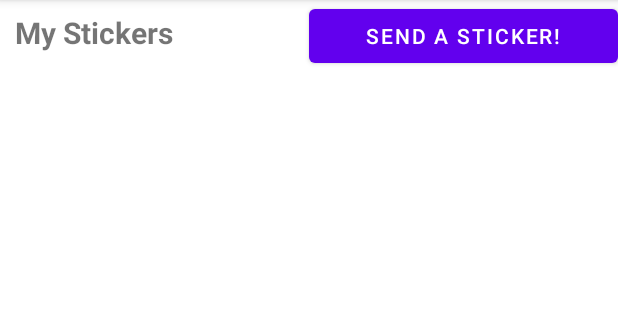
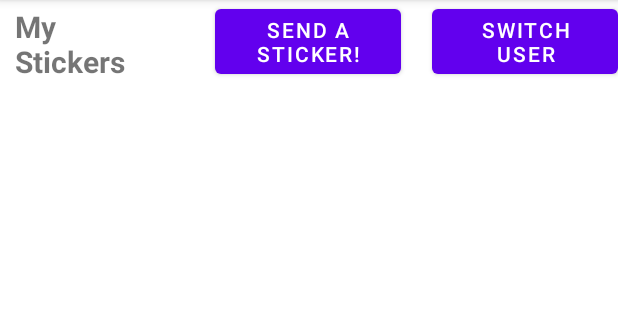
Before and after one commit to simpsonness/CS5520, an Android app: the ViewStickers screen opened directly, with no data from a screen before it, on a phone screen of 412 x 824 dp, the part 84-404 px from its top. Run offline under Robolectric (Android 15) with nearby library versions, the phone set to English and light mode, and no system bars; our stand-ins replace Firebase (no records; nobody signed in at launch, a user with empty details on screens opened directly); pictures from the network do not load.

Commit message:
fixed menu reload error

```diff
--- a/ChatApplication/app/src/main/java/edu/neu/madcourse/chatapplication/ViewStickers.java
+++ b/ChatApplication/app/src/main/java/edu/neu/madcourse/chatapplication/ViewStickers.java
@@ -27,6 +27,8 @@ import com.google.firebase.database.FirebaseDatabase;
 import com.google.firebase.database.ValueEventListener;
 
 import java.util.ArrayList;
+import java.util.Collections;
+import java.util.Comparator;
 import java.util.List;
 
 import edu.neu.madcourse.chatapplication.models.Message;
@@ -44,13 +46,6 @@ public class ViewStickers extends AppCompatActivity {
         super.onCreate(savedInstanceState);
         setContentView(R.layout.view_stickers);
 
-        //get the current user
-        //request if not logged in before
-        username = Utils.readUsername(ViewStickers.this);
-        if (username.equals("")) {
-            request_user_name();
-        }
-
         mDatabase = FirebaseDatabase.getInstance().getReference();
 
         rvMessages = (RecyclerView) findViewById(R.id.messagesRV);
@@ -59,15 +54,32 @@ public class ViewStickers extends AppCompatActivity {
         rvMessages.setAdapter(adapter);
         rvMessages.setLayoutManager(new LinearLayoutManager(this));
 
+
+        //get the current user
+        //request if not logged in before
+        String newUsername = Utils.readUsername(ViewStickers.this);
+        if (newUsername.equals("")) {
+            request_user_name();
+        } else {
+            username = newUsername;
+            triggerLoadFromDb();
+        }
+
+
+    }
+
+    private void triggerLoadFromDb() {
         //retrieve sticker messages
         mDatabase.child("stickerMessages").child(username).addValueEventListener(new ValueEventListener() {
             @Override
             public void onDataChange(@NonNull DataSnapshot snapshot) {
                 ArrayList<Message> newMessages = new ArrayList<>();
-                for (DataSnapshot postSnapshot: snapshot.getChildren()) {
+                for (DataSnapshot postSnapshot : snapshot.getChildren()) {
                     Message message = postSnapshot.getValue(Message.class);
                     newMessages.add(message);
                 }
+
+                //Collections.sort(newMessages, new SortByDate);
 
                 messages.clear();
                 messages.addAll(newMessages);
@@ -79,9 +91,18 @@ public class ViewStickers extends AppCompatActivity {
                 Toast.makeText(ViewStickers.this, "Could not load your stickers :(", Toast.LENGTH_SHORT).show();
             }
         });
+    }
 
-
+    /**
+    public static class SortByDate implements Comparator<Message>
+    {
+        @Override
+        public int compare (Message o1 , Message o2 )
+        {
+            return Utils.parseTime(o1.time).compareTo(Utils.parseTime(o2.time));
+        }
     }
+     */
 
     //copied from MainActivity2
     private void request_user_name() {
@@ -94,8 +115,12 @@ public class ViewStickers extends AppCompatActivity {
         builder.setPositiveButton("OK", new DialogInterface.OnClickListener() {
             @Override
             public void onClick(DialogInterface dialogInterface, int i) {
-                username = input_field.getText().toString();
-                Utils.writeUsername(ViewStickers.this, username);
+                String newUsername = input_field.getText().toString();
+                if (!newUsername.equalsIgnoreCase("")) {
+                    Utils.writeUsername(ViewStickers.this, newUsername);
+                    username = newUsername;
+                    triggerLoadFromDb();
+                }
             }
         });
 
@@ -112,6 +137,13 @@ public class ViewStickers extends AppCompatActivity {
 
     public void openSend(View view) {
         Intent intent = new Intent(this, SendSticker.class);
+        startActivity(intent);
+    }
+
+    public void switchUser(View view) {
+        Utils.writeUsername(ViewStickers.this, "");
+        Intent intent = getIntent();
+        finish();
         startActivity(intent);
     }
 
--- a/ChatApplication/app/src/main/res/layout/view_stickers.xml
+++ b/ChatApplication/app/src/main/res/layout/view_stickers.xml
@@ -26,15 +26,32 @@
             android:textSize="20dp"
             android:paddingStart="10dp"
             android:paddingEnd="10dp"
-            android:layout_weight=".5"
+            android:layout_weight=".3"
             />
+
+        <Space
+            android:layout_width="0dp"
+            android:layout_height="wrap_content"
+            android:layout_weight=".05"/>
 
         <Button
             android:layout_width="0dp"
             android:layout_height="wrap_content"
-            android:layout_weight=".5"
+            android:layout_weight=".3"
             android:text="send a sticker!"
             android:onClick="openSend"/>
+
+        <Space
+            android:layout_width="0dp"
+            android:layout_height="wrap_content"
+            android:layout_weight=".05"/>
+
+        <Button
+            android:layout_width="0dp"
+            android:layout_height="wrap_content"
+            android:layout_weight=".3"
+            android:text="switch user"
+            android:onClick="switchUser"/>
 
 
     </LinearLayout>
```
Also changed, not shown: ChatApplication/app/src/main/java/edu/neu/madcourse/chatapplication/SendSticker.java (+25 -0 lines), ChatApplication/app/src/main/java/edu/neu/madcourse/chatapplication/Utils.java (+9 -0 lines).
